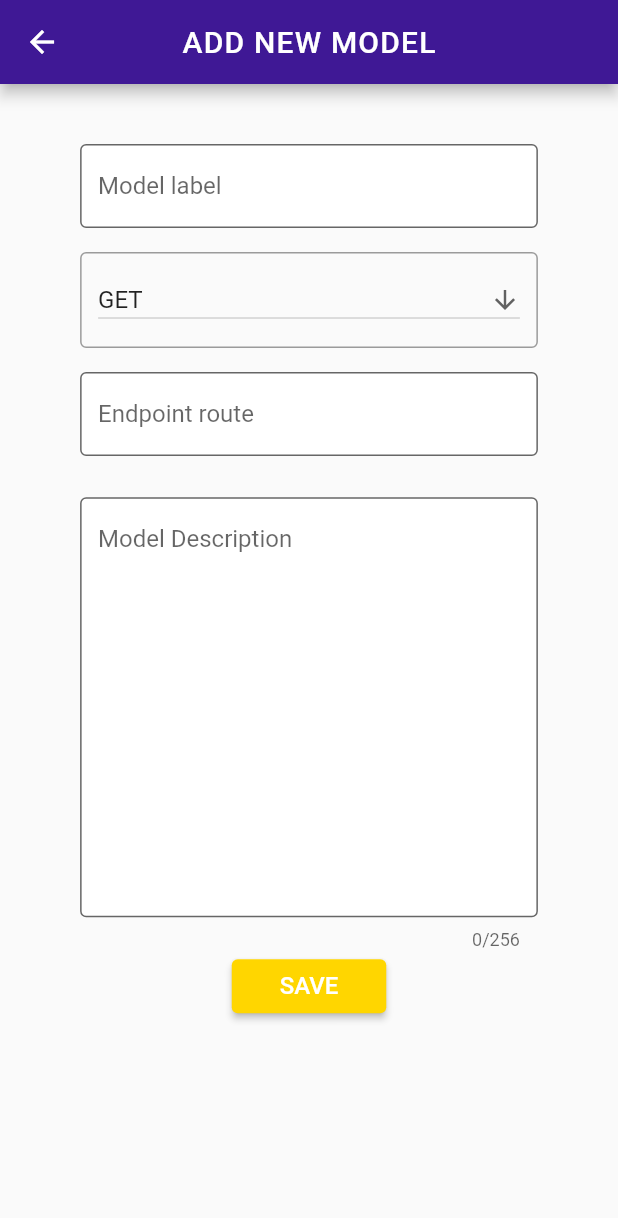
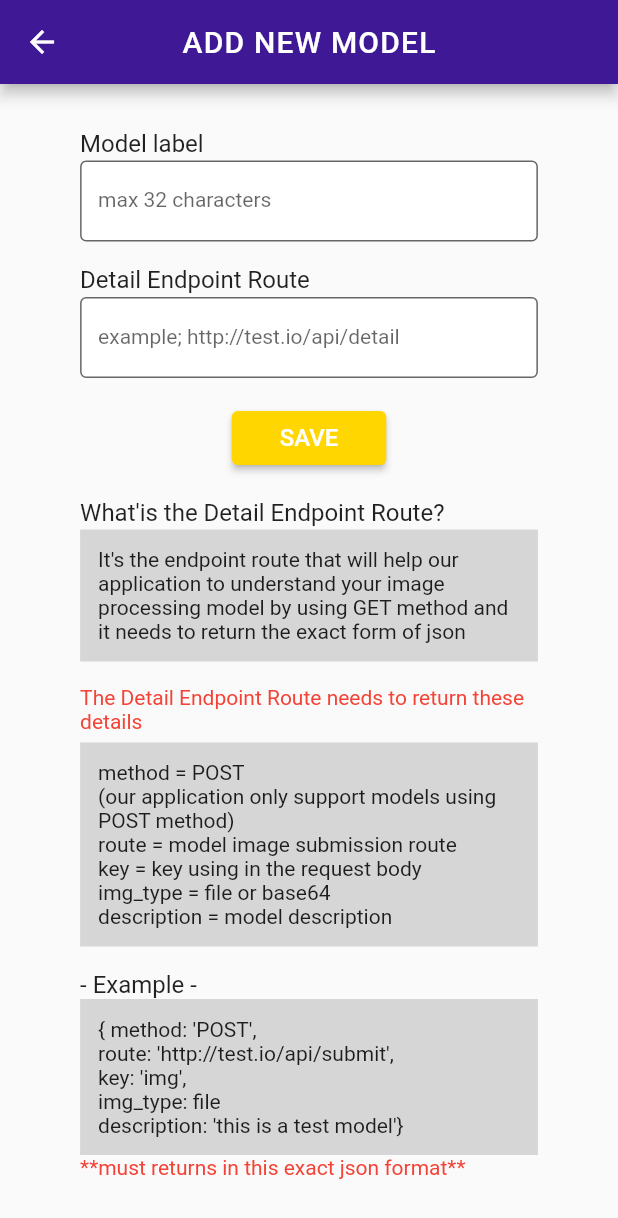
Before and after one commit to gnihker/IMPA, a Flutter app: the AddNewModelScreen screen opened by its route, on a phone screen of 412 x 824 dp. Shown: the top 1218 px of the screen. Run offline on Flutter 3.47's test engine with Material 2 defaults, Android fonts, the phone set to English and light mode, and no system bars; our stand-ins replace cloud_firestore, firebase_auth, firebase_core, fluttertoast, google_fonts, image_picker; accounts and stored records are empty; Roboto replaces fonts that are missing (Prompt).

Commit message:
new method for adding model

```diff
--- a/lib/models/dummy_models.dart
+++ b/lib/models/dummy_models.dart
@@ -7,6 +7,14 @@ const dummyModels = [
     route: 'http://10.0.2.2:5000/submit',
     key: 'img',
     description: 'Cat and Dog classification',
+  ),
+  Model(
+    label: 'Flower classification',
+    method: 'POST',
+    route: 'http://10.0.2.2:5001/submit',
+    key: 'img',
+    description:
+        'classify 5 types of flower including dandelion, daisy, sunflower, tulip and rose',
   ),
   Model(
     label: 'Leaf classification',
@@ -27,7 +35,7 @@ const dummyModels = [
     label: 'OCR',
     method: 'POST',
     route:
-        'https://api.ocr.space/parse/imageurl?apikey=3cc8d9406188957&base64Image=',
+        'https://api.ocr.space/parse/image?apikey=3cc8d9406188957',
     key: 'img',
     description: 'free ocr',
   )
--- a/lib/screens/add_new_model.dart
+++ b/lib/screens/add_new_model.dart
@@ -8,10 +8,64 @@ class AddNewModelScreen extends StatefulWidget {
 }
 
 class _AddNewModelScreenState extends State<AddNewModelScreen> {
-  String dropdownValue = 'GET';
+  final _label = TextEditingController();
+  final _detailRoute = TextEditingController();
+  final _modelKey = GlobalKey<FormState>();
 
   @override
   Widget build(BuildContext context) {
+    final _labelField = TextFormField(
+      controller: _label,
+      maxLength: 32,
+      validator: (value) {
+        if (value!.isEmpty) {
+          return ("This field cannot be empty");
+        }
+        return null;
+      },
+      onSaved: (value) {
+        _label.text = value!;
+      },
+      textInputAction: TextInputAction.next,
+      style: const TextStyle(
+        fontSize: 14.0,
+        height: 1,
+      ),
+      autocorrect: false,
+      decoration: const InputDecoration(
+        filled: true,
+        fillColor: Colors.white,
+        border: OutlineInputBorder(),
+        hintText: 'max 32 characters',
+        counterText: "",
+      ),
+    );
+
+    final _detailRouteField = TextFormField(
+      controller: _detailRoute,
+      validator: (value) {
+        if (value!.isEmpty) {
+          return ("This field cannot be empty");
+        }
+        return null;
+      },
+      onSaved: (value) {
+        _detailRoute.text = value!;
+      },
+      textInputAction: TextInputAction.next,
+      style: const TextStyle(
+        fontSize: 14.0,
+        height: 1,
+      ),
+      autocorrect: false,
+      decoration: const InputDecoration(
+        filled: true,
+        fillColor: Colors.white,
+        border: OutlineInputBorder(),
+        hintText: 'example; http://test.io/api/detail',
+      ),
+    );
+
     return SafeArea(
       child: Scaffold(
         appBar: AppBar(
@@ -28,121 +82,61 @@ class _AddNewModelScreenState extends State<AddNewModelScreen> {
         body: SingleChildScrollView(
           child: Center(
             child: Container(
-              padding: const EdgeInsets.only(top: 40),
+              padding: const EdgeInsets.only(top: 30),
               width: MediaQuery.of(context).size.width / 1.35,
               child: Column(
+                crossAxisAlignment: CrossAxisAlignment.start,
                 children: [
-                  //model label
-                  const TextField(
-                    maxLength: 32,
-                    style: TextStyle(
-                      fontSize: 16.0,
-                      height: 1,
+                  Form(
+                    key: _modelKey,
+                    child: Column(
+                      crossAxisAlignment: CrossAxisAlignment.start,
+                      children: [
+                        Column(
+                          crossAxisAlignment: CrossAxisAlignment.start,
+                          children: [
+                            const Text(
+                              'Model label',
+                              style: TextStyle(fontSize: 16),
                             ),
-                    decoration: InputDecoration(
-                      labelText: 'Model label',
-                      counterText: "",
-                      filled: true,
-                      fillColor: Colors.white,
-                      hintText: 'max 32 characters',
-                      border: OutlineInputBorder(),
+                            const SizedBox(height: 2),
+                            _labelField,
+                            const SizedBox(height: 16)
+                          ],
                         ),
+                        Column(
+                          crossAxisAlignment: CrossAxisAlignment.start,
+                          children: [
+                            const Text(
+                              'Detail Endpoint Route',
+                              style: TextStyle(fontSize: 16),
+                            ),
+                            const SizedBox(height: 2),
+                            _detailRouteField,
+                          ],
                         ),
                         const SizedBox(height: 16),
-                  SizedBox(
-                    child: InputDecorator(
-                      decoration:
-                          const InputDecoration(border: OutlineInputBorder()),
-                      child: DropdownButton(
-                        value: dropdownValue,
-                        isExpanded: true,
-                        icon: const Icon(Icons.arrow_downward),
-                        iconSize: 20,
-                        isDense: true,
-                        onChanged: (String? newValue) {
-                          setState(() {
-                            dropdownValue = newValue!;
-                          });
-                        },
-                        items: <String>['GET', 'POST', 'PATCH']
-                            .map<DropdownMenuItem<String>>((String value) {
-                          return DropdownMenuItem<String>(
-                            value: value,
-                            child: Text(
-                              value,
-                              style: const TextStyle(
-                                fontSize: 16,
-                              ),
-                            ),
-                          );
-                        }).toList(),
-                      ),
-                    ),
-                  ),
-                  const SizedBox(height: 16),
-                  const SizedBox(
-                    child: TextField(
-                      style: TextStyle(
-                        fontSize: 16.0,
-                        height: 1,
-                      ),
-                      decoration: InputDecoration(
-                        labelText: 'Endpoint route',
-                        filled: true,
-                        fillColor: Colors.white,
-                        hintText: 'example; https://test.io/api/10',
-                        border: OutlineInputBorder(),
-                      ),
-                    ),
-                  ),
-                  SizedBox(
-                    height: MediaQuery.of(context).size.width / 15,
-                  ),
-                  //model description
-                  const TextField(
-                    maxLength: 256,
-                    maxLines: 15,
-                    style: TextStyle(
-                      fontSize: 16.0,
-                      height: 1,
-                    ),
-                    decoration: InputDecoration(
-                      hintText: 'Model Description',
-                      filled: true,
-                      fillColor: Colors.white,
-                      border: OutlineInputBorder(),
-                    ),
-                  ),
                         // save button
                         Row(
                           mainAxisAlignment: MainAxisAlignment.center,
                           children: [
-                      // ElevatedButton(
-                      //   onPressed: () {
-                      //     Navigator.pop(context);
-                      //   },
-                      //   child: const Text(
-                      //     'SAVE & USE',
-                      //     style: TextStyle(fontSize: 16, color: Colors.white),
-                      //   ),
-                      //   style: ButtonStyle(
-                      //       backgroundColor: MaterialStateProperty.all(
-                      //           const Color.fromRGBO(187, 240, 75, 1))),
-                      // ),
                             SizedBox(
                               width: MediaQuery.of(context).size.width / 4,
                               child: ElevatedButton(
                                 onPressed: () {
+                                  if (_modelKey.currentState!.validate()) {
                                     showDialog(
                                       barrierDismissible: false,
                                       context: context,
                                       builder: (BuildContext context) =>
                                           _buildPopupDialog(context),
                                     );
+                                  }
                                 },
                                 child: const Text(
                                   'SAVE',
-                            style: TextStyle(fontSize: 16, color: Colors.white),
+                                  style: TextStyle(
+                                      fontSize: 16, color: Colors.white),
                                 ),
                                 style: ButtonStyle(
                                     backgroundColor: MaterialStateProperty.all(
@@ -151,6 +145,58 @@ class _AddNewModelScreenState extends State<AddNewModelScreen> {
                             ),
                           ],
                         ),
+                      ],
+                    ),
+                  ),
+                  //example section
+                  const SizedBox(height: 16),
+                  const SizedBox(
+                    child: Text('What\'is the Detail Endpoint Route?',
+                        style: TextStyle(fontSize: 16)),
+                  ),
+                  const SizedBox(height: 2),
+                  Container(
+                    padding: const EdgeInsets.all(12),
+                    color: Colors.grey[350],
+                    child: const Text(
+                        'It\'s the endpoint route that will help our application to understand your image processing model by using GET method and it needs to return the exact form of json',
+                        style: TextStyle(fontSize: 14)),
+                  ),
+                  const SizedBox(height: 16),
+                  const SizedBox(
+                      child: Text(
+                    'The Detail Endpoint Route needs to return these details',
+                    style: TextStyle(color: Colors.red, fontSize: 14),
+                  )),
+                  const SizedBox(height: 6),
+                  Container(
+                    padding: const EdgeInsets.all(12),
+                    color: Colors.grey[350],
+                    child: const Text(
+                        "method = POST\n(our application only support models using POST method)\nroute = model image submission route\nkey = key using in the request body\nimg_type = file or base64\ndescription = model description"),
+                  ),
+                  const SizedBox(height: 16),
+                  const SizedBox(
+                    child: Text(
+                      "- Example -",
+                      style: TextStyle(fontSize: 16),
+                    ),
+                  ),
+                  Container(
+                    width: MediaQuery.of(context).size.width / 1.35,
+                    padding: const EdgeInsets.all(12),
+                    child: const Text(
+                      "{ method: 'POST',\nroute: 'http://test.io/api/submit',\nkey: 'img',\nimg_type: file\ndescription: 'this is a test model'}",
+                    ),
+                    color: Colors.grey[350],
+                  ),
+                  const SizedBox(
+                    child: Text(
+                      '**must returns in this exact json format**',
+                      style: TextStyle(color: Colors.red, fontSize: 14),
+                    ),
+                  ),
+                  const SizedBox(height: 16),
                 ],
               ),
             ),
```
Also changed, not shown: lib/screens/add_new_model2.dart (added, +205 -0 lines), lib/screens/register_screen.dart (+0 -34 lines), pubspec.lock. Lines whose indentation alone changed are shown as unchanged.
